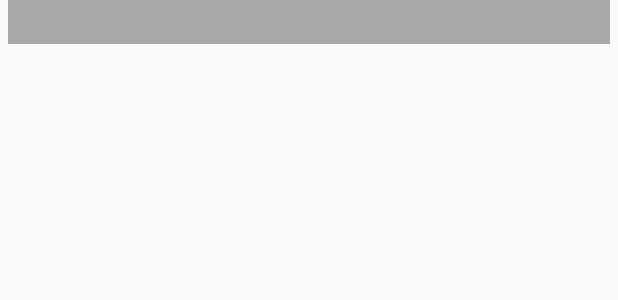
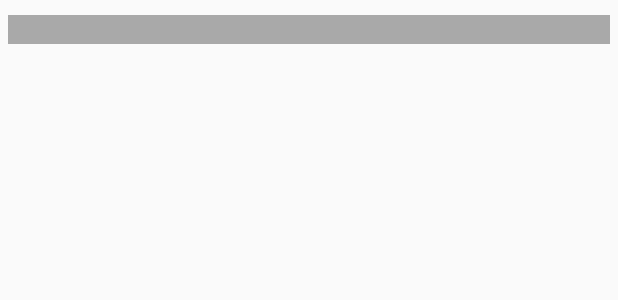
Before and after one commit to fedeb47/Mingapp, an Android app: the layout busqueda_item.xml on its own in the app's theme, with its tools: preview values and no code run, on a phone screen of 412 x 824 dp. Shown: the top 300 px of the screen. Run offline under Robolectric (Android 15) with nearby library versions, the phone set to English and light mode, and no system bars.

Commit message:
muestra para el profesor

```diff
--- a/app/src/main/java/com/seminario/mingapp/Buscador.java
+++ b/app/src/main/java/com/seminario/mingapp/Buscador.java
@@ -77,6 +77,7 @@ public class Buscador extends AppCompatActivity {
             @Override
             public void onClick(View v) {
                 publicacion = lista.get(recyclerView.getChildAdapterPosition(v));
+                Log.d("ONCLICK", publicacion.toString());
                 Intent intent = new Intent(Buscador.this, Publicacion.class);
                 intent.putExtra("publiID", publicacion.get(0));                                     //ID de la publicacion
                 startActivity(intent);
--- a/app/src/main/java/com/seminario/mingapp/Publicacion.java
+++ b/app/src/main/java/com/seminario/mingapp/Publicacion.java
@@ -51,8 +51,6 @@ public class Publicacion extends AppCompatActivity {
     DatabaseReference myRef = database.getReference();
     DatabaseReference publiRef = myRef.child("Publicaciones");
     DatabaseReference userRef = myRef.child("usuarios").child(userActivo);
-
-    public Publicacion(){}
 
     @Override
     protected void onCreate(Bundle savedInstanceState) {
--- a/app/src/main/res/layout/busqueda_item.xml
+++ b/app/src/main/res/layout/busqueda_item.xml
@@ -5,6 +5,7 @@
     android:layout_height="wrap_content"
     android:layout_marginLeft="5dp"
     android:layout_marginRight="5dp"
+    android:layout_marginTop="10dp"
     android:background="@color/grey">
 
     <TextView
@@ -33,9 +34,7 @@
         android:layout_width="match_parent"
         android:layout_height="wrap_content"
         android:layout_below="@id/tvNombre"
-        android:layout_alignLeft="@id/tvNombre"
-        android:layout_marginTop="10dp"
-        android:onClick="publicacion" />
+        android:layout_alignLeft="@id/tvNombre" />
 
 
 </RelativeLayout>
```
